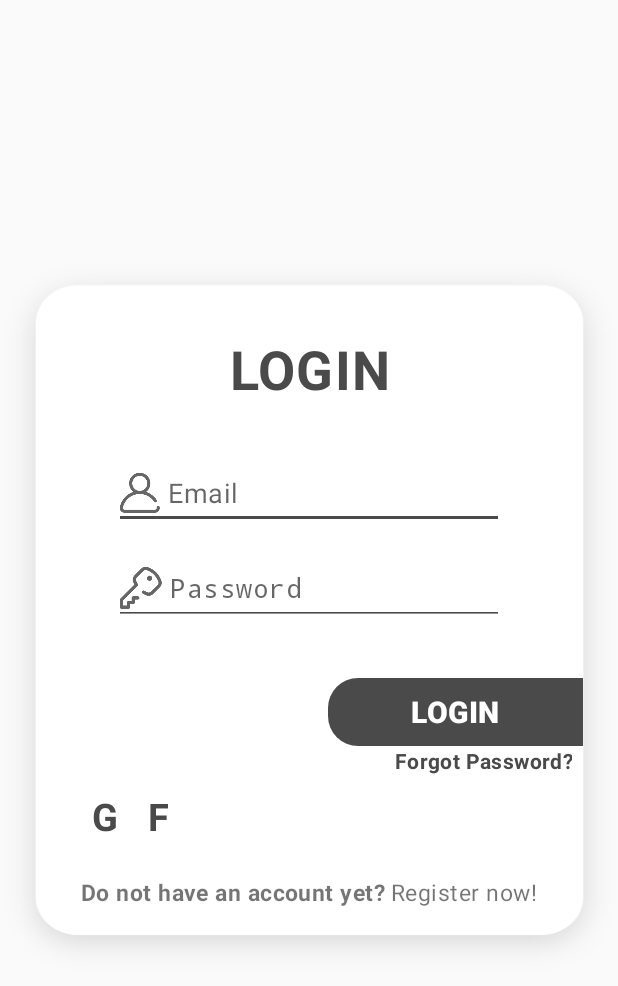
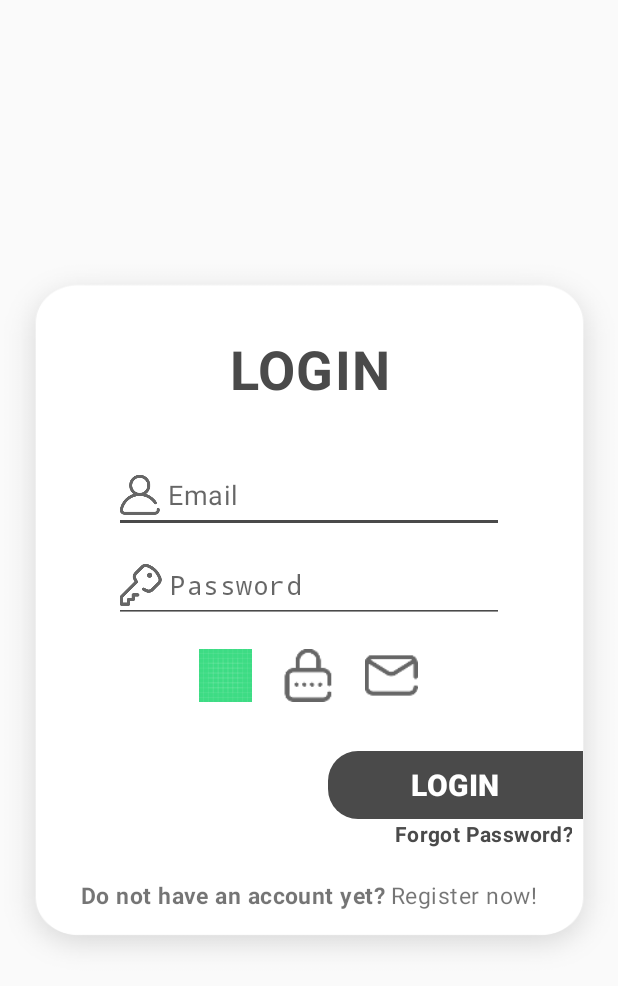
Before and after one commit to olisonsturm/eventplaner, an Android app: the screen it shows after launch (LoginActivity), on a phone screen of 412 x 824 dp. Shown: the top 986 px of the screen. Run offline under Robolectric (Android 15) with nearby library versions, the phone set to English and light mode, and no system bars; our stand-ins replace Firebase (no records; nobody signed in at launch, a user with empty details on screens opened directly); Roboto replaces fonts that are not available here.

Commit message:
Added google, facebook, twitter login icon place

```diff
--- a/app/src/main/res/layout/activity_login.xml
+++ b/app/src/main/res/layout/activity_login.xml
@@ -26,7 +26,7 @@
     <EditText
         android:id="@+id/eMailEditText"
         android:layout_width="260dp"
-        android:layout_height="wrap_content"
+        android:layout_height="50dp"
         android:layout_gravity="center"
         android:layout_marginTop="35dp"
         android:backgroundTint="@color/colorPrimaryGrey"
@@ -40,9 +40,9 @@
     <EditText
         android:id="@+id/passwordEditText"
         android:layout_width="260dp"
-        android:layout_height="wrap_content"
+        android:layout_height="50dp"
         android:layout_gravity="center"
-        android:layout_marginTop="15dp"
+        android:layout_marginTop="10dp"
         android:backgroundTint="@color/colorPrimaryGrey"
         android:drawableLeft="@drawable/schlussel"
         android:drawablePadding="5dp"
@@ -51,12 +51,42 @@
         android:letterSpacing=".02"
         android:textColor="@color/colorPrimaryGrey" />
 
+    <LinearLayout
+        android:layout_width="260dp"
+        android:layout_height="50dp"
+        android:layout_gravity="center"
+        android:layout_marginTop="10dp"
+        android:gravity="center">
+
+        <ImageView
+            android:layout_width="35dp"
+            android:layout_height="35dp"
+            android:layout_marginLeft="10dp"
+            android:layout_marginRight="10dp"
+            android:background="@drawable/ic_launcher_background" />
+
+        <ImageView
+            android:layout_width="35dp"
+            android:layout_height="35dp"
+            android:layout_marginLeft="10dp"
+            android:layout_marginRight="10dp"
+            android:background="@drawable/passwort" />
+
+        <ImageView
+            android:layout_width="35dp"
+            android:layout_height="35dp"
+            android:layout_marginLeft="10dp"
+            android:layout_marginRight="10dp"
+            android:background="@drawable/email" />
+
+    </LinearLayout>
+
     <Button
         android:id="@+id/loginButton"
         android:layout_width="170dp"
         android:layout_height="45dp"
         android:layout_gravity="right"
-        android:layout_marginTop="35dp"
+        android:layout_marginTop="25dp"
         android:layout_marginRight="32.5dp"
         android:background="@drawable/roundedbutton"
         android:backgroundTint="@color/colorPrimaryGrey"
@@ -72,44 +102,18 @@
         android:layout_width="wrap_content"
         android:layout_height="wrap_content"
         android:layout_gravity="right"
+        android:layout_marginRight="40dp"
         android:gravity="right"
-        android:layout_marginRight="40dp"
         android:letterSpacing=".02"
         android:text="@string/forgotPassword"
         android:textColor="@color/colorPrimaryGrey"
         android:textStyle="bold" />
 
     <LinearLayout
-        android:layout_width="338dp"
-        android:layout_height="50dp"
-        android:layout_marginLeft="60dp"
-        android:gravity="left"
-        android:orientation="horizontal">
-
-        <TextView
-            android:layout_width="wrap_content"
-            android:layout_height="wrap_content"
-            android:padding="10dp"
-            android:text="G"
-            android:textColor="@color/colorPrimaryGrey"
-            android:textSize="25dp"
-            android:textStyle="bold" />
-
-        <TextView
-            android:layout_width="wrap_content"
-            android:layout_height="wrap_content"
-            android:padding="10dp"
-            android:text="F"
-            android:textColor="@color/colorPrimaryGrey"
-            android:textSize="25dp"
-            android:textStyle="bold" />
-
-    </LinearLayout>
-
-    <LinearLayout
         android:layout_width="match_parent"
         android:layout_height="56dp"
         android:layout_marginLeft="18dp"
+        android:layout_marginTop="3dp"
         android:layout_marginRight="18dp"
         android:fontFamily="@font/ubuntu_medium"
         android:gravity="center"
--- a/app/src/main/res/layout/activity_register.xml
+++ b/app/src/main/res/layout/activity_register.xml
@@ -27,7 +27,7 @@
     <EditText
         android:id="@+id/eMailEditText"
         android:layout_width="260dp"
-        android:layout_height="wrap_content"
+        android:layout_height="50dp"
         android:layout_gravity="center"
         android:layout_marginTop="35dp"
         android:backgroundTint="@color/colorPrimaryGrey"
@@ -41,7 +41,7 @@
     <EditText
         android:id="@+id/passwordEditText"
         android:layout_width="260dp"
-        android:layout_height="wrap_content"
+        android:layout_height="50dp"
         android:layout_gravity="center"
         android:layout_marginTop="10dp"
         android:backgroundTint="@color/colorPrimaryGrey"
@@ -55,7 +55,7 @@
     <EditText
         android:id="@+id/passwordAgainEditText"
         android:layout_width="260dp"
-        android:layout_height="wrap_content"
+        android:layout_height="50dp"
         android:layout_gravity="center"
         android:layout_marginTop="10dp"
         android:backgroundTint="@color/colorPrimaryGrey"
@@ -71,7 +71,7 @@
         android:layout_width="170dp"
         android:layout_height="45dp"
         android:layout_gravity="right"
-        android:layout_marginTop="35dp"
+        android:layout_marginTop="25dp"
         android:layout_marginRight="32.5dp"
         android:background="@drawable/roundedbutton"
         android:backgroundTint="@color/colorPrimaryGrey"
@@ -86,7 +86,7 @@
         android:layout_width="match_parent"
         android:layout_height="56dp"
         android:layout_marginLeft="18dp"
-        android:layout_marginTop="5dp"
+        android:layout_marginTop="23dp"
         android:layout_marginRight="18dp"
         android:fontFamily="@font/ubuntu_medium"
         android:gravity="center"
```
